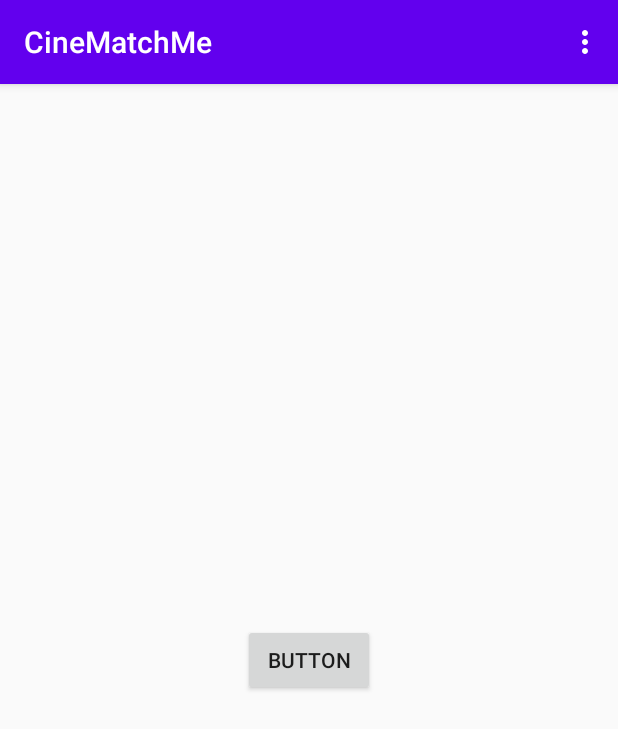
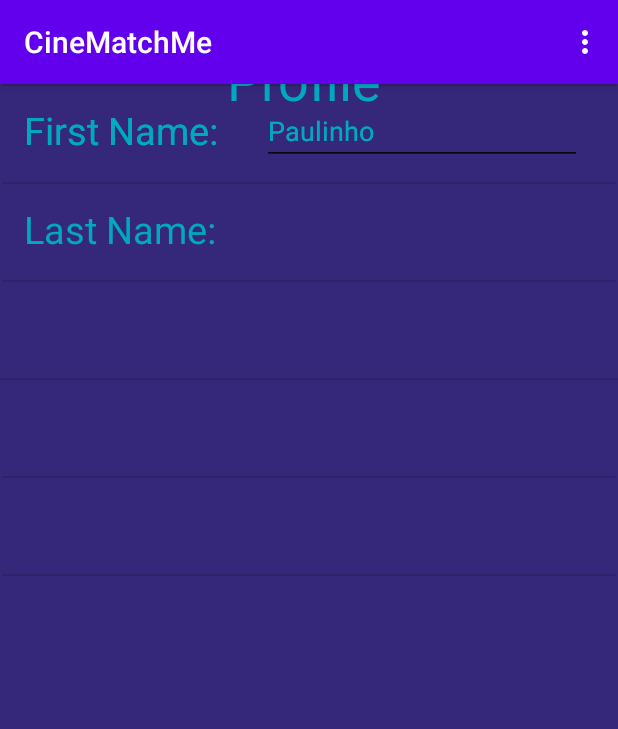
Before and after one commit to ChristosLabrou/CineMatchMe, an Android app: the profile screen opened through its navigation route, on a phone screen of 412 x 824 dp. Shown: the top 729 px of the screen. Run offline under Robolectric (Android 15) with nearby library versions, the phone set to English and light mode, and no system bars; our stand-ins replace navigation-ui.

Commit message:
Profile moving on

```diff
--- a/app/src/main/res/layout/fragment_profile.xml
+++ b/app/src/main/res/layout/fragment_profile.xml
@@ -4,15 +4,106 @@
                                                    xmlns:tools="http://schemas.android.com/tools"
                                                    android:layout_width="match_parent"
                                                    android:layout_height="match_parent"
-                                                   tools:context=".profile" android:id="@+id/frameLayout">
-
-    <!-- TODO: Update blank fragment layout -->
-    <Button
-            android:text="Button"
+                                                   tools:context=".profile" android:id="@+id/frameLayout"
+                                                   android:background="@color/screenBackground">
+    <TextView
+            android:text="First Name: "
+            android:layout_width="134dp"
+            android:layout_height="35dp" android:id="@+id/textView11"
+            app:layout_constraintTop_toBottomOf="@+id/divider"
+            app:layout_constraintBottom_toTopOf="@+id/divider2" app:layout_constraintStart_toStartOf="parent"
+            android:textSize="25dp" android:textColor="@color/textColors" android:layout_marginLeft="16dp"
+            android:layout_marginStart="16dp" app:layout_constraintVertical_bias="0.689"
+            android:layout_marginTop="20dp" android:layout_marginBottom="20dp"/>
+    <EditText
             android:layout_width="wrap_content"
-            android:layout_height="wrap_content" android:id="@+id/button"
+            android:layout_height="wrap_content"
+            android:inputType="textPersonName"
+            android:text="Paulinho"
+            android:ems="10"
+            android:id="@+id/editTextTextPersonName2"
+            app:layout_constraintStart_toEndOf="@+id/textView9" app:layout_constraintEnd_toEndOf="parent"
+            app:layout_constraintTop_toBottomOf="@+id/divider" app:layout_constraintBottom_toTopOf="@+id/divider2"
+            android:textColor="@color/textColors" android:layout_marginTop="5dp" android:layout_marginBottom="10dp"/>
+    <View
+            android:id="@+id/divider3"
+            android:layout_width="427dp"
+            android:layout_height="1dp"
+            android:background="?android:attr/listDivider"
+            app:layout_constraintTop_toBottomOf="@+id/divider4"
+            android:layout_marginTop="64dp" app:layout_constraintStart_toStartOf="parent"/>
+    <View
+            android:id="@+id/divider4"
+            android:layout_width="409dp"
+            android:layout_height="1dp"
+            android:background="?android:attr/listDivider"
+            app:layout_constraintTop_toBottomOf="@+id/divider2"
+            android:layout_marginTop="64dp" app:layout_constraintEnd_toEndOf="parent"
+            app:layout_constraintStart_toStartOf="parent"/>
+    <View
+            android:id="@+id/divider5"
+            android:layout_width="409dp"
+            android:layout_height="1dp"
+            android:background="?android:attr/listDivider"
+            app:layout_constraintTop_toBottomOf="@+id/divider3"
+            android:layout_marginTop="64dp" app:layout_constraintEnd_toEndOf="parent"
+            app:layout_constraintStart_toStartOf="parent"/>
+    <View
+            android:id="@+id/divider6"
+            android:layout_width="409dp"
+            android:layout_height="1dp"
+            android:background="?android:attr/listDivider"
+            app:layout_constraintTop_toBottomOf="@+id/divider5"
+            android:layout_marginTop="64dp" app:layout_constraintEnd_toEndOf="parent"
+            app:layout_constraintStart_toStartOf="parent"/>
+    <View
+            android:id="@+id/divider"
+            android:layout_width="409dp"
+            android:layout_height="1dp"
+            android:background="?android:attr/listDivider"
+            tools:layout_editor_absoluteY="79dp" app:layout_constraintEnd_toEndOf="parent"
+            app:layout_constraintStart_toStartOf="parent"/>
+    <TextView
+            android:text="Profile Information"
+            android:layout_width="109dp"
+            android:layout_height="49dp" android:id="@+id/textView8"
             app:layout_constraintTop_toTopOf="parent"
-            app:layout_constraintBottom_toBottomOf="parent" app:layout_constraintEnd_toEndOf="parent"
+            app:layout_constraintBottom_toTopOf="@+id/divider" app:layout_constraintVertical_bias="0.571"
+            app:layout_constraintEnd_toEndOf="parent" app:layout_constraintStart_toStartOf="parent"
+            android:textColor="@color/textColors" android:textSize="36dp"/>
+    <View
+            android:id="@+id/divider2"
+            android:layout_width="409dp"
+            android:layout_height="1dp"
+            android:background="?android:attr/listDivider"
+            app:layout_constraintTop_toBottomOf="@+id/divider"
+            android:layout_marginTop="64dp" app:layout_constraintEnd_toEndOf="parent"
             app:layout_constraintStart_toStartOf="parent"/>
-
+    <TextView
+            android:text="First Name: "
+            android:layout_width="134dp"
+            android:layout_height="35dp" android:id="@+id/textView9"
+            app:layout_constraintTop_toBottomOf="@+id/divider"
+            app:layout_constraintBottom_toTopOf="@+id/divider2" app:layout_constraintStart_toStartOf="parent"
+            android:textSize="25dp" android:textColor="@color/textColors" android:layout_marginLeft="16dp"
+            android:layout_marginStart="16dp" app:layout_constraintVertical_bias="0.689"
+            android:layout_marginTop="20dp" android:layout_marginBottom="20dp"/>
+    <EditText
+            android:layout_width="wrap_content"
+            android:layout_height="wrap_content"
+            android:inputType="textPersonName"
+            android:text="Paulinho"
+            android:ems="10"
+            android:id="@+id/editTextTextPersonName"
+            app:layout_constraintStart_toEndOf="@+id/textView9" app:layout_constraintEnd_toEndOf="parent"
+            app:layout_constraintTop_toBottomOf="@+id/divider" app:layout_constraintBottom_toTopOf="@+id/divider2"
+            android:textColor="@color/textColors" android:layout_marginTop="5dp" android:layout_marginBottom="10dp"/>
+    <TextView
+            android:text="Last Name: "
+            android:layout_width="133dp"
+            android:layout_height="39dp" android:id="@+id/lastname"
+            app:layout_constraintTop_toBottomOf="@+id/divider2"
+            app:layout_constraintBottom_toTopOf="@+id/divider4" app:layout_constraintStart_toStartOf="parent"
+            android:layout_marginLeft="16dp" android:layout_marginStart="16dp" android:textColor="@color/textColors"
+            android:textSize="25dp"/>
 </androidx.constraintlayout.widget.ConstraintLayout>
```
